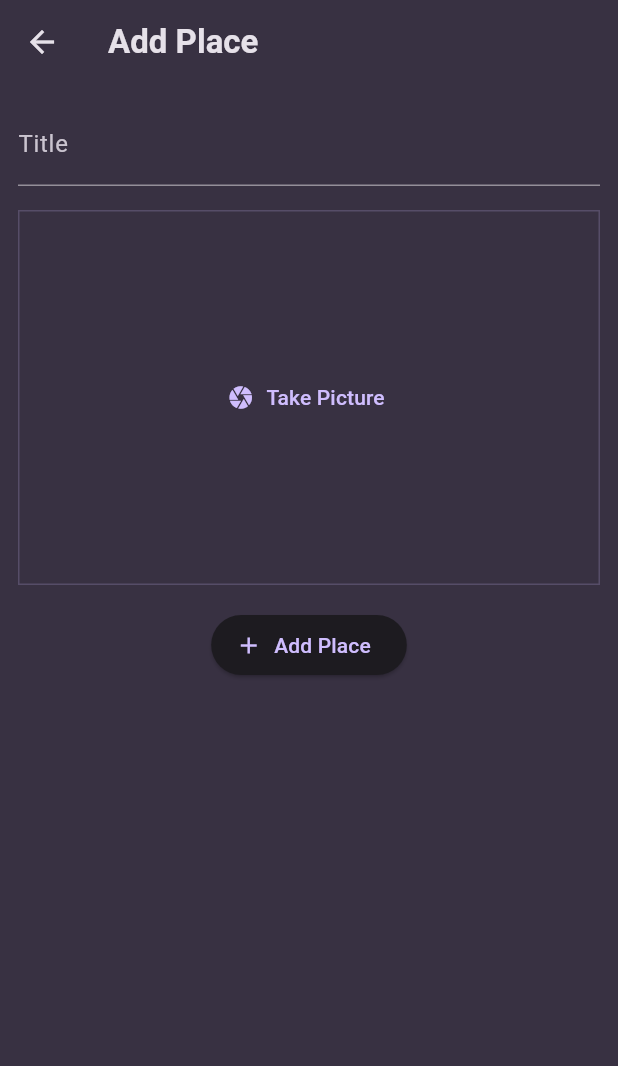
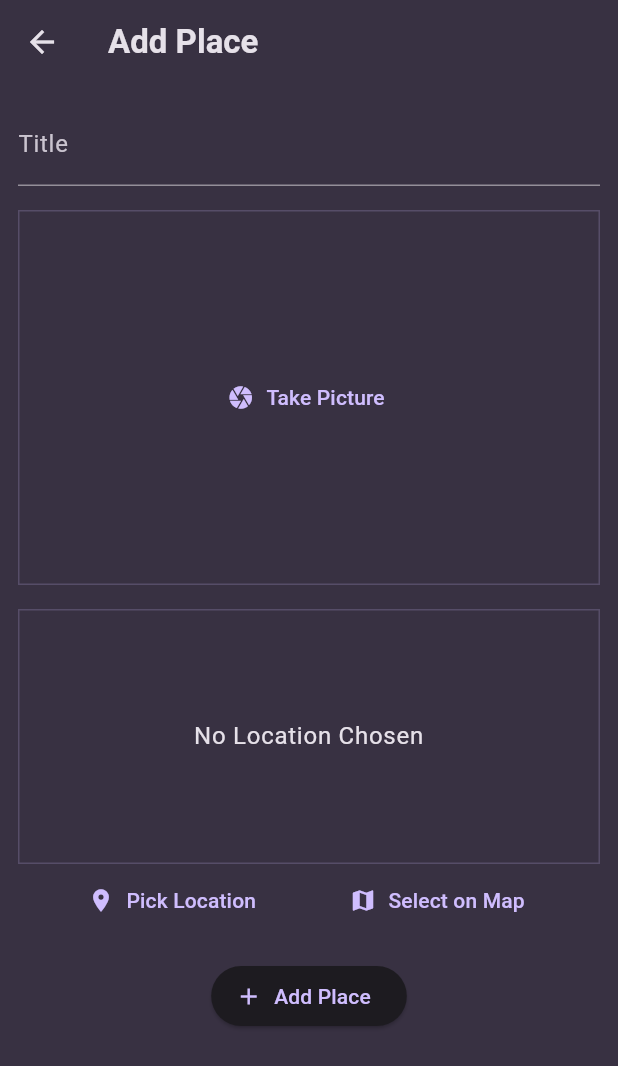
Before and after one commit to Alex2518-9/favorite-places, a Flutter app: the AddPlaceScreen screen opened directly, on a phone screen of 412 x 824 dp. Shown: the top 1066 px of the screen. Run offline on Flutter 3.47's test engine with Material 3 defaults, Android fonts, the phone set to English and light mode, and no system bars; our stand-ins replace flutter_riverpod, google_fonts, google_maps_flutter, image_picker, location.

Commit message:
feat(map): add google map

```diff
--- a/lib/models/place.dart
+++ b/lib/models/place.dart
@@ -1,10 +1,27 @@
+import 'dart:io';
+
 import 'package:uuid/uuid.dart';
 
 const uuid = Uuid();
 
+class PlaceLocation {
+  const PlaceLocation({
+    required this.latitude,
+    required this.longitude,
+    required this.address,
+  });
+
+  final double latitude;
+  final double longitude;
+  final String address;
+}
+
 class Place {
-  Place({required this.title}) : id = uuid.v4();
+  Place({required this.title, required this.image, required this.location})
+    : id = uuid.v4();
 
   final String id;
   final String title;
+  final File image;
+  final PlaceLocation location;
 }
--- a/lib/providers/user_places.dart
+++ b/lib/providers/user_places.dart
@@ -1,11 +1,12 @@
 import 'package:favorite_places/models/place.dart';
 import 'package:flutter_riverpod/flutter_riverpod.dart';
+import 'dart:io';
 
 class UserPlacesNotifier extends Notifier<List<Place>> {
   UserPlacesNotifier();
 
-  void addPlace(String title) {
-    state = [...state, Place(title: title)];
+  void addPlace(String title, File image, PlaceLocation location) {
+    state = [...state, Place(title: title, image: image, location: location)];
   }
 
   @override
--- a/lib/screens/add_place.dart
+++ b/lib/screens/add_place.dart
@@ -1,7 +1,10 @@
+import 'package:favorite_places/models/place.dart';
 import 'package:favorite_places/providers/user_places.dart';
 import 'package:favorite_places/widgets/image_input.dart';
+import 'package:favorite_places/widgets/location_input.dart';
 import 'package:flutter/material.dart';
 import 'package:flutter_riverpod/flutter_riverpod.dart';
+import 'dart:io';
 
 class AddPlaceScreen extends ConsumerStatefulWidget {
   const AddPlaceScreen({super.key});
@@ -12,15 +15,21 @@ class AddPlaceScreen extends ConsumerStatefulWidget {
 
 class _AddPlaceScreenState extends ConsumerState<AddPlaceScreen> {
   final _titleController = TextEditingController();
+  File? _selectedImage;
+  PlaceLocation? _selectedLocation;
 
   void _savePlace() {
     final enteredTitle = _titleController.text;
 
-    if (enteredTitle.isEmpty) {
+    if (enteredTitle.isEmpty ||
+        _selectedImage == null ||
+        _selectedLocation == null) {
       return;
     }
 
-    ref.read(userPlacesProvider.notifier).addPlace(enteredTitle);
+    ref
+        .read(userPlacesProvider.notifier)
+        .addPlace(enteredTitle, _selectedImage!, _selectedLocation!);
     Navigator.of(context).pop();
   }
 
@@ -44,7 +53,17 @@ class _AddPlaceScreenState extends ConsumerState<AddPlaceScreen> {
               style: TextStyle(color: Theme.of(context).colorScheme.onSurface),
             ),
             const SizedBox(height: 16),
-            const ImageInput(),
+            ImageInput(
+              onSelectImage: (image) {
+                _selectedImage = image;
+              },
+            ),
+            const SizedBox(height: 16),
+            LocationInput(
+              onSelectLocation: (location) {
+                _selectedLocation = location;
+              },
+            ),
             const SizedBox(height: 16),
             ElevatedButton.icon(
               onPressed: _savePlace,
--- a/lib/screens/places.dart
+++ b/lib/screens/places.dart
@@ -26,7 +26,10 @@ class PlacesScreen extends ConsumerWidget {
           ),
         ],
       ),
-      body: PlacesList(places: userPlaces),
+      body: Padding(
+        padding: const EdgeInsets.all(8.0),
+        child: PlacesList(places: userPlaces),
+      ),
     );
   }
 }
--- a/lib/widgets/image_input.dart
+++ b/lib/widgets/image_input.dart
@@ -1,17 +1,56 @@
 import 'package:flutter/material.dart';
+import 'package:image_picker/image_picker.dart';
+import 'dart:io';
 
 class ImageInput extends StatefulWidget {
-  const ImageInput({super.key});
+  const ImageInput({super.key, required this.onSelectImage});
+
+  final void Function(File image) onSelectImage;
 
   @override
   State<ImageInput> createState() => _ImageInputState();
 }
 
 class _ImageInputState extends State<ImageInput> {
-  void _takePicture() {}
+  File? _takenImage;
+
+  void _takePicture() async {
+    final imagePicker = ImagePicker();
+    final pickedImage = await imagePicker.pickImage(
+      source: ImageSource.camera,
+      maxWidth: 600,
+    );
+
+    if (pickedImage == null) {
+      return;
+    }
+
+    setState(() {
+      _takenImage = File(pickedImage.path);
+    });
+
+    widget.onSelectImage(_takenImage!);
+  }
 
   @override
   Widget build(BuildContext context) {
+    Widget content = TextButton.icon(
+      onPressed: _takePicture,
+      icon: const Icon(Icons.camera),
+      label: const Text('Take Picture'),
+    );
+
+    if (_takenImage != null) {
+      content = GestureDetector(
+        onTap: _takePicture,
+        child: Image.file(
+          _takenImage!,
+          fit: BoxFit.cover,
+          width: double.infinity,
+          height: double.infinity,
+        ),
+      );
+    }
     return Container(
       height: 250,
       width: double.infinity,
@@ -22,11 +61,7 @@ class _ImageInputState extends State<ImageInput> {
           color: Theme.of(context).colorScheme.primary.withValues(alpha: 0.2),
         ),
       ),
-      child: TextButton.icon(
-        onPressed: _takePicture,
-        icon: const Icon(Icons.camera),
-        label: const Text('Take Picture'),
-      ),
+      child: content,
     );
   }
 }
--- /dev/null
+++ b/lib/widgets/location_input.dart
@@ -0,0 +1,135 @@
+import 'package:favorite_places/models/place.dart';
+import 'package:flutter/material.dart';
+import 'package:location/location.dart';
+import 'package:http/http.dart' as http;
+import 'dart:convert';
+
+class LocationInput extends StatefulWidget {
+  const LocationInput({super.key, required this.onSelectLocation});
+
+  final void Function(PlaceLocation location) onSelectLocation;
+
+  @override
+  State<LocationInput> createState() => _LocationInputState();
+}
+
+class _LocationInputState extends State<LocationInput> {
+  PlaceLocation? _currentLocation;
+  var _isGettingLocation = false;
+
+  String get locationImage {
+    return 'https://maps.googleapis.com/maps/api/staticmap?center=${_currentLocation?.latitude},${_currentLocation?.longitude}&zoom=16&size=600x300&maptype=roadmap&markers=color:red%7Clabel:S%7C${_currentLocation?.latitude},${_currentLocation?.longitude}&key=AIzaSyD6UbMCWVWGujarypJX_8sWt5H_9DrCNfg';
+  }
+
+  void _getCurrentUserLocation() async {
+    Location location = Location();
+
+    bool serviceEnabled;
+    PermissionStatus permissionGranted;
+    LocationData locationData;
+
+    serviceEnabled = await location.serviceEnabled();
+    if (!serviceEnabled) {
+      serviceEnabled = await location.requestService();
+      if (!serviceEnabled) {
+        return;
+      }
+    }
+
+    permissionGranted = await location.hasPermission();
+    if (permissionGranted == PermissionStatus.denied) {
+      permissionGranted = await location.requestPermission();
+      if (permissionGranted != PermissionStatus.granted) {
+        return;
+      }
+    }
+
+    setState(() {
+      _isGettingLocation = true;
+    });
+
+    locationData = await location.getLocation();
+    final latitude = locationData.latitude;
+    final longitude = locationData.longitude;
+
+    if (latitude == null || longitude == null) {
+      return;
+    }
+
+    final url = Uri.parse(
+      'https://maps.googleapis.com/maps/api/geocode/json?latlng=$latitude,$longitude&key=AIzaSyD6UbMCWVWGujarypJX_8sWt5H_9DrCNfg',
+    );
+
+    final response = await http.get(url);
+    final responseData = json.decode(response.body);
+    final address = responseData['results'][0]['formatted_address'];
+    setState(() {
+      _currentLocation = PlaceLocation(
+        latitude: latitude,
+        longitude: longitude,
+        address: address,
+      );
+      _isGettingLocation = false;
+    });
+
+    widget.onSelectLocation(_currentLocation!);
+  }
+
+  @override
+  Widget build(BuildContext context) {
+    Widget previewContent = Text(
+      'No Location Chosen',
+      textAlign: TextAlign.center,
+      style: Theme.of(context).textTheme.bodyLarge!.copyWith(
+        color: Theme.of(context).colorScheme.onSurface,
+      ),
+    );
+
+    if (_currentLocation != null) {
+      previewContent = Image.network(
+        locationImage,
+        fit: BoxFit.cover,
+        width: double.infinity,
+        height: double.infinity,
+      );
+    }
+
+    if (_isGettingLocation) {
+      previewContent = const CircularProgressIndicator();
+    }
+
+    return Column(
+      children: [
+        Container(
+          height: 170,
+          width: double.infinity,
+          alignment: Alignment.center,
+          decoration: BoxDecoration(
+            border: Border.all(
+              width: 1,
+              color: Theme.of(
+                context,
+              ).colorScheme.primary.withValues(alpha: 0.2),
+            ),
+          ),
+          child: previewContent,
+        ),
+        Row(
+          mainAxisAlignment: MainAxisAlignment.spaceEvenly,
+          children: [
+            TextButton.icon(
+              icon: const Icon(Icons.location_on),
+              onPressed: _getCurrentUserLocation,
+              label: const Text('Pick Location'),
+            ),
+            TextButton.icon(
+              icon: const Icon(Icons.map),
+              onPressed: () {},
+              label: const Text('Select on Map'),
+            ),
+          ],
+        ),
+      ],
+    );
+  }
+}
--- a/pubspec.yaml
+++ b/pubspec.yaml
@@ -38,6 +38,9 @@ dependencies:
   uuid: ^4.5.1
   flutter_riverpod: ^3.0.0
   image_picker: ^1.2.0
+  location: ^8.0.1
+  http: ^1.5.0
+  google_maps_flutter: ^2.13.1
 
 dev_dependencies:
   flutter_test:
```
Also changed, not shown: lib/screens/map.dart (added, +61 -0 lines), lib/screens/place_detail.dart (+59 -6 lines), lib/widgets/places_list.dart (+10 -0 lines), pubspec.lock, 4 other files.
